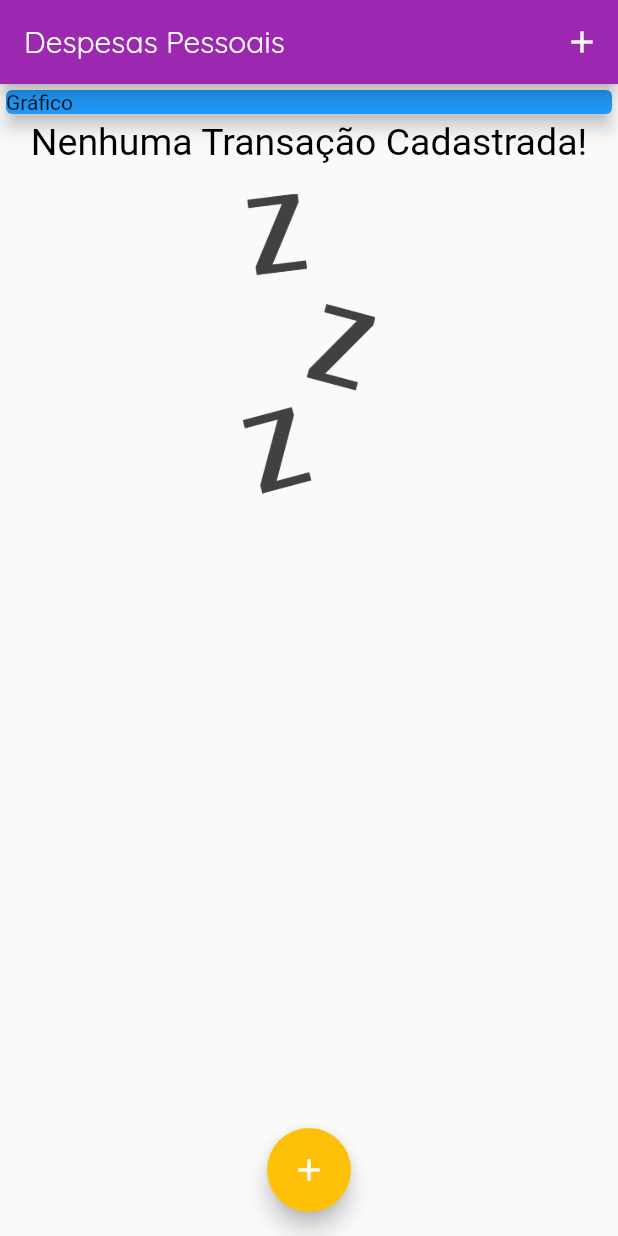
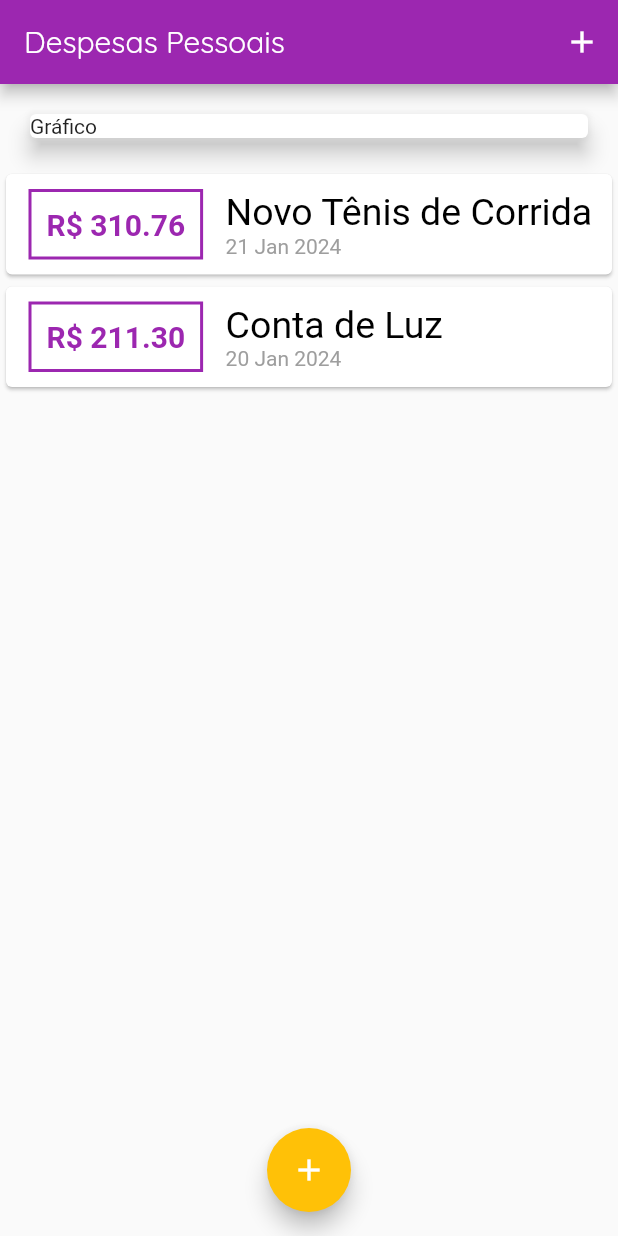
Before and after one commit to GabrielMelo01/expenses, a Flutter app: the screen it shows after launch, on a phone screen of 412 x 824 dp. Run offline on Flutter 3.47's test engine with Material 2 defaults, Android fonts, the phone set to English and light mode, and no system bars; Roboto replaces fonts that are missing (ZhiMangXing).

Commit message:
chart widget #2

```diff
--- /dev/null
+++ b/lib/chart.dart
@@ -0,0 +1,52 @@
+import 'package:flutter/cupertino.dart';
+import 'package:flutter/material.dart';
+import 'package:intl/intl.dart';
+
+import 'models/transaction.dart';
+
+class Chart extends StatelessWidget {
+  final List<Transaction> recentTransactions;
+
+  Chart(this.recentTransactions);
+
+  List<Map<String, Object>> get groupedTransactions {
+    return List.generate(7, (index) {
+
+      final weekDay = DateTime.now().subtract(Duration(days: index),);
+      double totalSum = 0.0;
+
+      for(var i = 0; i < recentTransactions.length; i++) {
+        bool sameDay = recentTransactions[i].date.day == weekDay.day;
+        bool sameMonth = recentTransactions[i].date.month == weekDay.month;
+        bool sameYear = recentTransactions[i].date.year == weekDay.year;
+        if(sameDay && sameMonth && sameYear) {
+          totalSum += recentTransactions[i].value;
+        }
+      }
+
+      print(DateFormat.E().format(weekDay)[0]);
+      print(totalSum);
+
+      return {
+        'day': DateFormat.E().format(weekDay)[0],
+        'value': totalSum,
+      };
+    });
+  }
+
+  @override
+  Widget build(BuildContext context) {
+    groupedTransactions;
+    return Container(
+      child: Card(
+        elevation: 6,
+        margin: const EdgeInsets.all(20),
+        child: Row(
+          children: [
+            Text('Gráfico'),
+          ],
+        ),
+      ),
+    );
+  }
+}
--- a/lib/main.dart
+++ b/lib/main.dart
@@ -1,5 +1,6 @@
 import 'dart:math';
 
+import 'package:expenses/chart.dart';
 import 'package:expenses/models/transaction.dart';
 import 'package:expenses/transaction_form.dart';
 import 'package:expenses/transaction_list.dart';
@@ -47,19 +48,31 @@ class MyHomePage extends StatefulWidget {
 
 class _MyHomePageState extends State<MyHomePage> {
   final List<Transaction> _transactions = [
-    // Transaction(
-    //   id: 't1',
-    //   title: 'Novo Tênis de Corrida',
-    //   value: 310.76,
-    //   date: DateTime.now(),
-    // ),
-    // Transaction(
-    //   id: 't2',
-    //   title: 'Conta de Luz',
-    //   value: 211.30,
-    //   date: DateTime.now(),
-    // ),
+    Transaction(
+      id: 't0',
+      title: 'Conta Antiga',
+      value: 400.00,
+      date: DateTime.now().subtract(Duration(days: 33)),
+    ),
+    Transaction(
+      id: 't1',
+      title: 'Novo Tênis de Corrida',
+      value: 310.76,
+      date: DateTime.now().subtract(Duration(days: 3)),
+    ),
+    Transaction(
+      id: 't2',
+      title: 'Conta de Luz',
+      value: 211.30,
+      date: DateTime.now().subtract(Duration(days: 4)),
+    ),
   ];
+
+  List<Transaction> get _recentTransactions {
+    return _transactions.where((e) {
+      return e.date.isAfter(DateTime.now().subtract(Duration(days: 7)));
+    }).toList();
+  }
 
   _addTransaction(String title, double value) {
     final newTransaction = Transaction(
@@ -101,15 +114,8 @@ class _MyHomePageState extends State<MyHomePage> {
         child: Column(
           crossAxisAlignment: CrossAxisAlignment.stretch,
           children: <Widget>[
-            Container(
-              width: double.infinity,
-              child: Card(
-                color: Colors.blue,
-                child: Text('Gráfico'),
-                elevation: 5,
-              ),
-            ),
-            Transaction_list(_transactions),
+            Chart(_recentTransactions),
+            Transaction_list(_recentTransactions),
           ],
         ),
       ),
```
